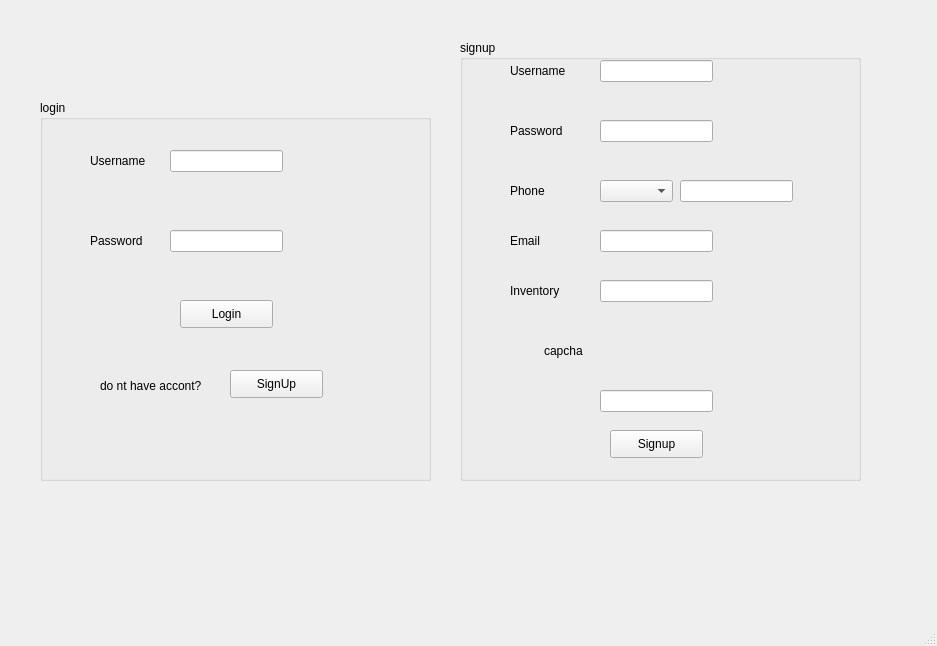
This is login_or_signup_page.ui in Parsazahedian/Farm_fum_1402 as Qt 5 draws it before an edit. The edited form follows.
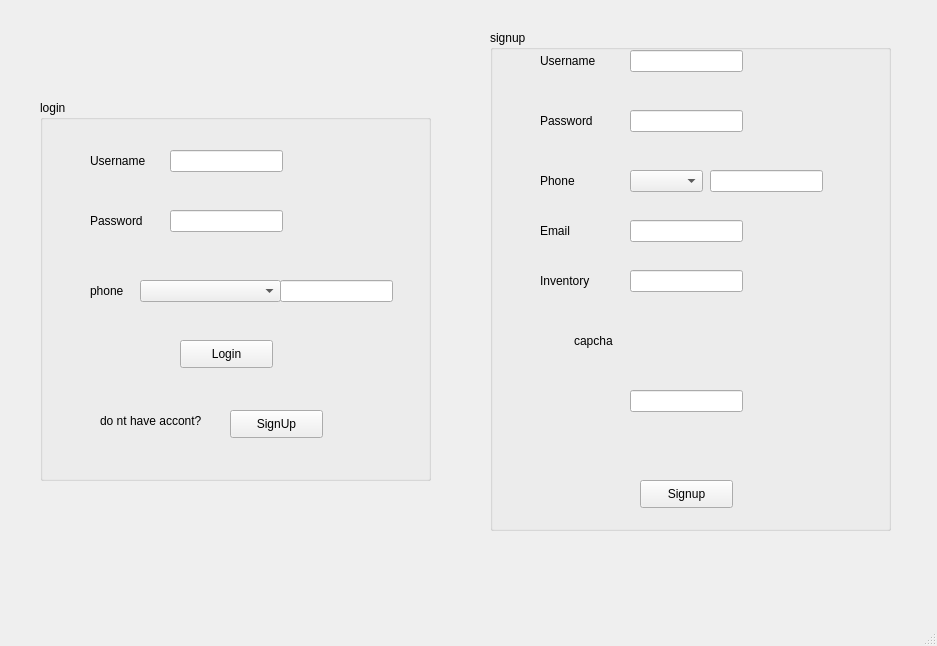
This is the edited form.

Diff of the .ui file:
```diff
--- a/login_or_signup_page.ui
+++ b/login_or_signup_page.ui
@@ -40,7 +40,7 @@
      <property name="geometry">
       <rect>
        <x>130</x>
-       <y>130</y>
+       <y>110</y>
        <width>113</width>
        <height>22</height>
       </rect>
@@ -50,7 +50,7 @@
      <property name="geometry">
       <rect>
        <x>60</x>
-       <y>275</y>
+       <y>310</y>
        <width>111</width>
        <height>21</height>
       </rect>
@@ -63,7 +63,7 @@
      <property name="geometry">
       <rect>
        <x>190</x>
-       <y>270</y>
+       <y>310</y>
        <width>93</width>
        <height>28</height>
       </rect>
@@ -76,7 +76,7 @@
      <property name="geometry">
       <rect>
        <x>140</x>
-       <y>200</y>
+       <y>240</y>
        <width>93</width>
        <height>28</height>
       </rect>
@@ -89,7 +89,7 @@
      <property name="geometry">
       <rect>
        <x>50</x>
-       <y>130</y>
+       <y>110</y>
        <width>61</width>
        <height>21</height>
       </rect>
@@ -128,7 +128,53 @@
      <property name="geometry">
       <rect>
        <x>130</x>
-       <y>160</y>
+       <y>130</y>
+       <width>181</width>
+       <height>21</height>
+      </rect>
+     </property>
+     <property name="text">
+      <string/>
+     </property>
+    </widget>
+    <widget class="QLabel" name="label_6">
+     <property name="geometry">
+      <rect>
+       <x>50</x>
+       <y>180</y>
+       <width>61</width>
+       <height>21</height>
+      </rect>
+     </property>
+     <property name="text">
+      <string>phone</string>
+     </property>
+    </widget>
+    <widget class="QLineEdit" name="lineEdit_13">
+     <property name="geometry">
+      <rect>
+       <x>240</x>
+       <y>180</y>
+       <width>113</width>
+       <height>22</height>
+      </rect>
+     </property>
+    </widget>
+    <widget class="QComboBox" name="comboBox_2">
+     <property name="geometry">
+      <rect>
+       <x>100</x>
+       <y>180</y>
+       <width>141</width>
+       <height>22</height>
+      </rect>
+     </property>
+    </widget>
+    <widget class="QLabel" name="Error_label_of_phone_2">
+     <property name="geometry">
+      <rect>
+       <x>200</x>
+       <y>210</y>
        <width>181</width>
        <height>21</height>
       </rect>
@@ -141,10 +187,10 @@
    <widget class="QGroupBox" name="groupBox_2">
     <property name="geometry">
      <rect>
-      <x>460</x>
-      <y>40</y>
+      <x>490</x>
+      <y>30</y>
       <width>401</width>
-      <height>441</height>
+      <height>501</height>
      </rect>
     </property>
     <property name="styleSheet">
@@ -230,7 +276,7 @@
      <property name="geometry">
       <rect>
        <x>140</x>
-       <y>350</y>
+       <y>360</y>
        <width>113</width>
        <height>22</height>
       </rect>
@@ -250,7 +296,7 @@
      <property name="geometry">
       <rect>
        <x>150</x>
-       <y>390</y>
+       <y>450</y>
        <width>93</width>
        <height>28</height>
       </rect>
@@ -419,6 +465,19 @@
       <string/>
      </property>
     </widget>
+    <widget class="QLabel" name="Error_label_of_Captcha">
+     <property name="geometry">
+      <rect>
+       <x>140</x>
+       <y>390</y>
+       <width>181</width>
+       <height>21</height>
+      </rect>
+     </property>
+     <property name="text">
+      <string/>
+     </property>
+    </widget>
    </widget>
   </widget>
   <widget class="QMenuBar" name="menubar">
```
Left out of the diff: 10 changed lines with no effect on the pictures.
